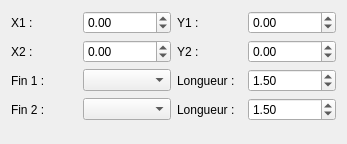
First picture: the form in sources/editor/ui/lineeditor.ui, repository qelectrotech/qelectrotech-source-mirror, before the edit.
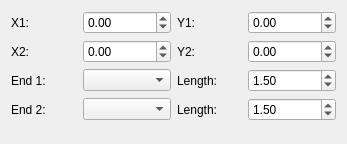
Second picture: the form after the edit.

Diff of the .ui file:
```diff
--- a/sources/editor/ui/lineeditor.ui
+++ b/sources/editor/ui/lineeditor.ui
@@ -49,21 +49,21 @@
      <item row="0" column="0">
       <widget class="QLabel" name="label">
        <property name="text">
-        <string>X1 :</string>
+        <string>X1:</string>
        </property>
       </widget>
      </item>
      <item row="0" column="2">
       <widget class="QLabel" name="label_3">
        <property name="text">
-        <string>Y1 :</string>
+        <string>Y1:</string>
        </property>
       </widget>
      </item>
      <item row="1" column="0">
       <widget class="QLabel" name="label_2">
        <property name="text">
-        <string>X2 :</string>
+        <string>X2:</string>
        </property>
       </widget>
      </item>
@@ -80,21 +80,21 @@
      <item row="2" column="0">
       <widget class="QLabel" name="label_5">
        <property name="text">
-        <string>Fin 1 :</string>
+        <string>End 1:</string>
        </property>
       </widget>
      </item>
      <item row="1" column="2">
       <widget class="QLabel" name="label_4">
        <property name="text">
-        <string>Y2 :</string>
+        <string>Y2:</string>
        </property>
       </widget>
      </item>
      <item row="3" column="0">
       <widget class="QLabel" name="label_6">
        <property name="text">
-        <string>Fin 2 :</string>
+        <string>End 2:</string>
        </property>
       </widget>
      </item>
@@ -107,14 +107,14 @@
      <item row="2" column="2">
       <widget class="QLabel" name="label_7">
        <property name="text">
-        <string>Longueur :</string>
+        <string>Length:</string>
        </property>
       </widget>
      </item>
      <item row="3" column="2">
       <widget class="QLabel" name="label_8">
        <property name="text">
-        <string>Longueur :</string>
+        <string>Length:</string>
        </property>
       </widget>
      </item>
```
